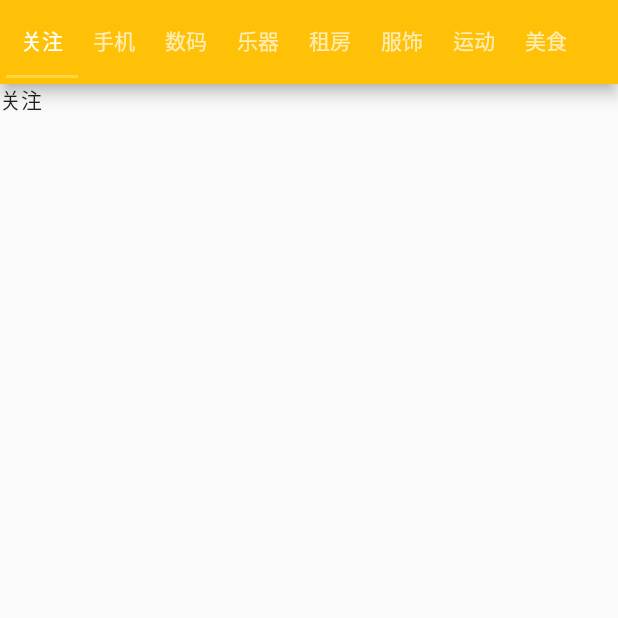
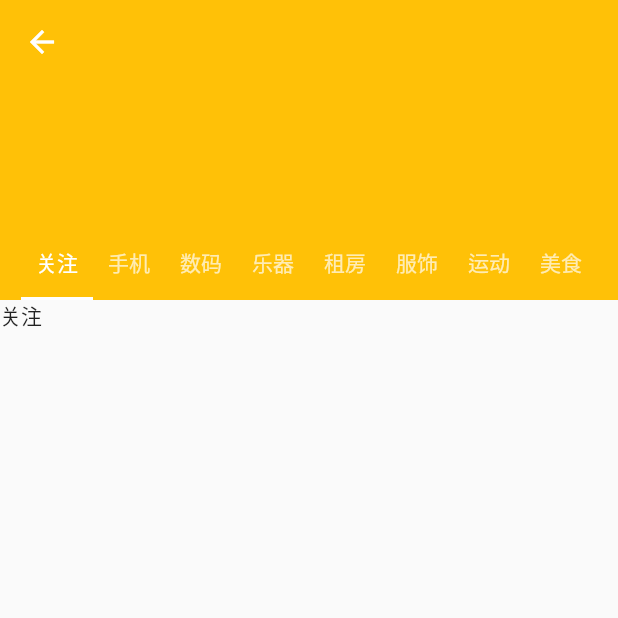
Before and after one commit to LavenderStream/LearnFlutter, a Flutter app: the StreamComponent screen opened directly, on a phone screen of 412 x 824 dp, the top half of it. Run offline on Flutter 3.47's test engine with Material 2 defaults, Android fonts, the phone set to English and light mode, and no system bars; our stand-ins replace shared_preferences; missing offline and left inert: page_view_indicator; accounts and stored records are empty.

Commit message:
增加头部的视差效果

```diff
--- a/lib/components/app/stream/stream_component.dart
+++ b/lib/components/app/stream/stream_component.dart
@@ -23,50 +23,50 @@ class StreamComponentState extends State<StreamComponent> {
     return DefaultTabController(
       length: _tabs.length,
       child: Scaffold(
-        appBar: AppBar(
-          automaticallyImplyLeading: false,
-          // 修改appBar 左侧边距
-          titleSpacing: 4,
-          backgroundColor: Colors.amber,
-          title: _renderTabBar(),
-        ),
-        body: _renderTabView(),
+        body: _renderNestedHeader(),
       ),
     );
   }
 
-  /// 添加一个有时差效果的头部
+  /// 添加一个有视差效果的头部
   Widget _renderNestedHeader() {
     return NestedScrollView(
-      body: Center(
-        child: Text("Sample Text"),
+      body: _renderTabView(),
+      headerSliverBuilder: _assembleHeaderSliverBuild,
+    );
+  }
+
+  /// SliverBuild
+  List<Widget> _assembleHeaderSliverBuild(
+      BuildContext context, bool innerBoxIsScrolled) {
+    return [
+      SliverAppBar(
+        backgroundColor: Colors.amber,
+        pinned: true,
+        expandedHeight: 200.0,
+        forceElevated: innerBoxIsScrolled,
+        bottom: PreferredSize(
+          child: _renderTabBar(),
+          preferredSize: Size(double.infinity, 0),
         ),
-      headerSliverBuilder: ((context, innerBoxIsScrolled) => [
-            SliverOverlapAbsorber(
-              handle: NestedScrollView.sliverOverlapAbsorberHandleFor(context),
       ),
-          ]),
-    );
+    ];
   }
 
   /// 添加顶部tabLayout
   Widget _renderTabBar() {
     return TabBar(
-      indicatorPadding: EdgeInsets.zero,
       tabs: _tabs,
       isScrollable: true,
       labelPadding: EdgeInsets.symmetric(horizontal: 10.0),
-      indicatorColor: Colors.amberAccent,
+      indicatorColor: Colors.white,
       labelColor: Colors.white,
     );
   }
 
   /// 添加分页页面
   Widget _renderTabView() {
-    return SafeArea(
-      top: false,
-      bottom: false,
-      child: TabBarView(
+    return TabBarView(
       children: _tabs
           .map((tab) => Stack(
                 children: <Widget>[
@@ -74,7 +74,6 @@ class StreamComponentState extends State<StreamComponent> {
                 ],
               ))
           .toList(),
-      ),
     );
   }
 }
```
Also changed, not shown: lib/utils/app_util.dart (added, +45 -0 lines). Lines whose indentation alone changed are shown as unchanged.
